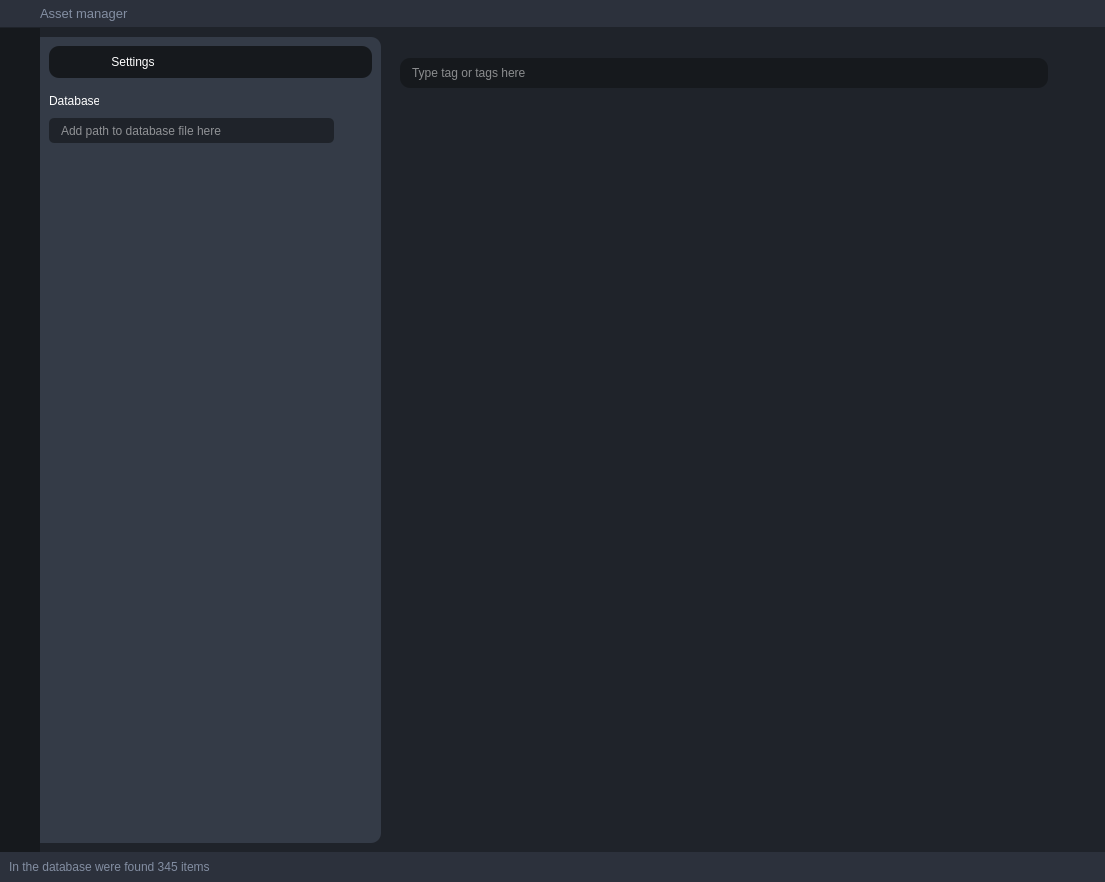
Before: the Qt Designer form UI/Ui_MainWindow.ui in andreikin/asset_browser, drawn with Qt 5.
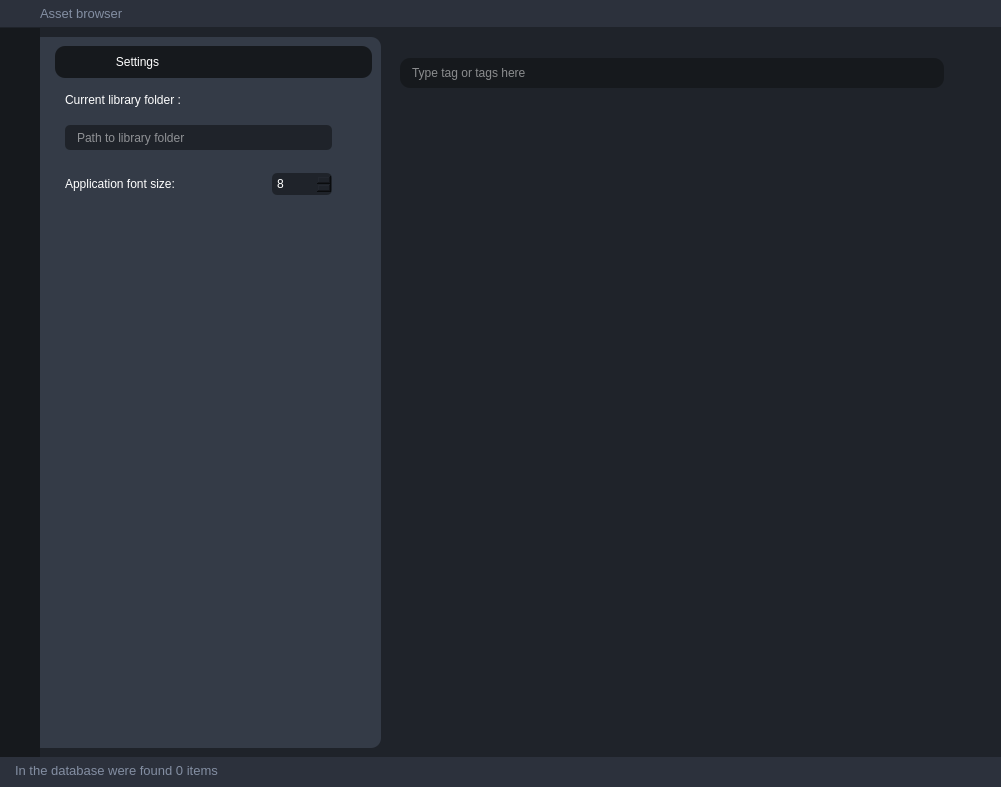
After: the same form once the commit is applied. The open tabs and pages were chosen to show the change. Icons and pictures are not drawn.

```diff
--- a/UI/Ui_MainWindow.ui
+++ b/UI/Ui_MainWindow.ui
@@ -6,8 +6,8 @@
    <rect>
     <x>0</x>
     <y>0</y>
-    <width>1105</width>
-    <height>882</height>
+    <width>1001</width>
+    <height>787</height>
    </rect>
   </property>
   <property name="windowTitle">
@@ -39,12 +39,27 @@
 	color: #fff;
 }
 
+#db_path_button:hover, #new_lib_button:hover, #add_asset_button:hover, #erase_button:hover {
+	border-left: 4px solid #343b47;
+}
+
+#expand_button:hover, #info_button:hover, #settings_button:hover, #tree_button:hover, #callaps_btn_a:hover, #callaps_btn_b:hover, #callaps_btn_c:hover, #callaps_btn_d:hover{
+	border-left: 4px solid #16191d;
+}
+
 QLineEdit, QTextEdit, #tree_body, #galery_list_frame, #scens_list_frame  {
-padding: 0 10px;
-background-color:#1f232a;
-border-radius: 5px;
+	padding: 0 10px;
+	background-color:#1f232a;
+	border-radius: 5px;
 }
- 
+
+#font_spinBox{
+	border-radius: 5px;
+	padding-right: 15px;
+	background-color: #1f232a;
+    padding: 3px 3px;
+	width: 70px;
+}
 #centralwidget{
 	background-color: #1f232a;
 }
@@ -60,7 +75,7 @@
 #header_widget, #footer_widget{
 	background-color:#2c313c;
 }
-#drop_frame {
+#drop_frame, #description_textEdit2 {
 	background-color:#343b47;
 	border-top-right-radius: 10px;
 	border-bottom-right-radius: 10px;
@@ -69,17 +84,9 @@
 	background-color:#16191d;
 	border-radius: 10px;
 }
-#add_asset_button, #erase_button{
-	background-color:#2c313c;
-	border: none;
-	border-radius: 6px;
-	min-height: 30px;
-}
 #status_label, #window_label, #help_text_label{
-color: #838ea2;
+	color: #838ea2;
 }
-
-
 QScrollBar:vertical {
  	border: none;
     width: 8px;
@@ -129,7 +136,7 @@
 
 </string>
    </property>
-   <layout class="QVBoxLayout" name="verticalLayout_15">
+   <layout class="QVBoxLayout" name="main_layout">
     <property name="spacing">
      <number>0</number>
     </property>
@@ -230,7 +237,7 @@
              </font>
             </property>
             <property name="text">
-             <string>Asset manager</string>
+             <string>Asset browser</string>
             </property>
            </widget>
           </item>
@@ -542,6 +549,9 @@
              <enum>QFrame::Raised</enum>
             </property>
             <layout class="QVBoxLayout" name="verticalLayout_5">
+             <property name="leftMargin">
+              <number>15</number>
+             </property>
              <item>
               <widget class="QStackedWidget" name="drop_stackedWidget">
                <property name="currentIndex">
@@ -619,13 +629,13 @@
                      <rect>
                       <x>0</x>
                       <y>0</y>
-                      <width>323</width>
-                      <height>718</height>
+                      <width>317</width>
+                      <height>623</height>
                      </rect>
                     </property>
                     <layout class="QVBoxLayout" name="verticalLayout">
                      <property name="spacing">
-                      <number>0</number>
+                      <number>5</number>
                      </property>
                      <property name="leftMargin">
                       <number>0</number>
@@ -664,7 +674,7 @@
                          <widget class="QLabel" name="name_label">
                           <property name="minimumSize">
                            <size>
-                            <width>70</width>
+                            <width>80</width>
                             <height>0</height>
                            </size>
                           </property>
@@ -729,7 +739,7 @@
                          <widget class="QLabel" name="path_label">
                           <property name="minimumSize">
                            <size>
-                            <width>70</width>
+                            <width>80</width>
                             <height>0</height>
                            </size>
                           </property>
@@ -805,7 +815,7 @@
                          <widget class="QLabel" name="tag_label">
                           <property name="minimumSize">
                            <size>
-                            <width>70</width>
+                            <width>80</width>
                             <height>0</height>
                            </size>
                           </property>
@@ -864,7 +874,7 @@
                          <widget class="QLabel" name="image_label">
                           <property name="minimumSize">
                            <size>
-                            <width>70</width>
+                            <width>80</width>
                             <height>0</height>
                            </size>
                           </property>
@@ -984,6 +994,9 @@
                             <height>180</height>
                            </size>
                           </property>
+                          <property name="acceptRichText">
+                           <bool>false</bool>
+                          </property>
                           <property name="placeholderText">
                            <string/>
                           </property>
@@ -1286,7 +1299,7 @@
                       <property name="minimumSize">
                        <size>
                         <width>0</width>
-                        <height>30</height>
+                        <height>0</height>
                        </size>
                       </property>
                       <property name="text">
@@ -1339,7 +1352,7 @@
                    </property>
                    <layout class="QHBoxLayout" name="horizontalLayout_15">
                     <item>
-                     <widget class="QLabel" name="label_5">
+                     <widget class="QLabel" name="lib_tree_label">
                       <property name="text">
                        <string>Library tree</string>
                       </property>
@@ -1499,7 +1512,7 @@
                    </property>
                    <layout class="QHBoxLayout" name="horizontalLayout_7">
                     <item>
-                     <widget class="QLabel" name="label_3">
+                     <widget class="QLabel" name="settings_label">
                       <property name="text">
                        <string>Settings</string>
                       </property>
@@ -1532,13 +1545,13 @@
                   <widget class="QWidget" name="Settingf_widget" native="true">
                    <layout class="QVBoxLayout" name="verticalLayout_13">
                     <property name="spacing">
-                     <number>10</number>
+                     <number>9</number>
                     </property>
                     <property name="leftMargin">
-                     <number>0</number>
+                     <number>10</number>
                     </property>
                     <property name="topMargin">
-                     <number>10</number>
+                     <number>9</number>
                     </property>
                     <property name="rightMargin">
                      <number>0</number>
@@ -1556,12 +1569,12 @@
                       </property>
                       <property name="maximumSize">
                        <size>
-                        <width>50</width>
+                        <width>150</width>
                         <height>16777215</height>
                        </size>
                       </property>
                       <property name="text">
-                       <string>Database:</string>
+                       <string>Сurrent library folder :</string>
                       </property>
                      </widget>
                     </item>
@@ -1586,6 +1599,33 @@
                        <property name="bottomMargin">
                         <number>0</number>
                        </property>
+                      </layout>
+                     </widget>
+                    </item>
+                    <item>
+                     <widget class="QWidget" name="widget_2" native="true">
+                      <property name="minimumSize">
+                       <size>
+                        <width>0</width>
+                        <height>0</height>
+                       </size>
+                      </property>
+                      <layout class="QHBoxLayout" name="horizontalLayout_18">
+                       <property name="spacing">
+                        <number>0</number>
+                       </property>
+                       <property name="leftMargin">
+                        <number>0</number>
+                       </property>
+                       <property name="topMargin">
+                        <number>0</number>
+                       </property>
+                       <property name="rightMargin">
+                        <number>0</number>
+                       </property>
+                       <property name="bottomMargin">
+                        <number>0</number>
+                       </property>
                        <item>
                         <widget class="QLineEdit" name="db_path_lineEdit">
                          <property name="minimumSize">
@@ -1601,15 +1641,27 @@
                           </size>
                          </property>
                          <property name="placeholderText">
-                          <string>Add path to database file here</string>
+                          <string>Path to library folder</string>
                          </property>
                          <property name="clearButtonEnabled">
                           <bool>true</bool>
                          </property>
                         </widget>
                        </item>
-                       <item>
+                       <item alignment="Qt::AlignRight">
                         <widget class="QPushButton" name="db_path_button">
+                         <property name="minimumSize">
+                          <size>
+                           <width>40</width>
+                           <height>0</height>
+                          </size>
+                         </property>
+                         <property name="maximumSize">
+                          <size>
+                           <width>30</width>
+                           <height>24</height>
+                          </size>
+                         </property>
                          <property name="text">
                           <string/>
                          </property>
@@ -1628,6 +1680,53 @@
                       </layout>
                      </widget>
                     </item>
+                    <item>
+                     <widget class="QWidget" name="widget_3" native="true">
+                      <property name="minimumSize">
+                       <size>
+                        <width>0</width>
+                        <height>50</height>
+                       </size>
+                      </property>
+                      <layout class="QHBoxLayout" name="horizontalLayout_17">
+                       <property name="leftMargin">
+                        <number>0</number>
+                       </property>
+                       <property name="rightMargin">
+                        <number>40</number>
+                       </property>
+                       <item alignment="Qt::AlignLeft">
+                        <widget class="QLabel" name="label">
+                         <property name="minimumSize">
+                          <size>
+                           <width>150</width>
+                           <height>0</height>
+                          </size>
+                         </property>
+                         <property name="text">
+                          <string>Application font size:</string>
+                         </property>
+                        </widget>
+                       </item>
+                       <item>
+                        <widget class="QSpinBox" name="font_spinBox">
+                         <property name="maximumSize">
+                          <size>
+                           <width>60</width>
+                           <height>16777215</height>
+                          </size>
+                         </property>
+                         <property name="minimum">
+                          <number>8</number>
+                         </property>
+                         <property name="maximum">
+                          <number>11</number>
+                         </property>
+                        </widget>
+                       </item>
+                      </layout>
+                     </widget>
+                    </item>
                     <item>
                      <spacer name="verticalSpacer_3">
                       <property name="orientation">
@@ -1648,6 +1747,9 @@
                </widget>
                <widget class="QWidget" name="page_4">
                 <layout class="QVBoxLayout" name="verticalLayout_8">
+                 <property name="spacing">
+                  <number>0</number>
+                 </property>
                  <property name="leftMargin">
                   <number>0</number>
                  </property>
@@ -1676,7 +1778,7 @@
                    </property>
                    <layout class="QHBoxLayout" name="horizontalLayout_8">
                     <item>
-                     <widget class="QLabel" name="label_4">
+                     <widget class="QLabel" name="asset_overview_label">
                       <property name="text">
                        <string>Asset overview</string>
                       </property>
@@ -1706,31 +1808,72 @@
                   </widget>
                  </item>
                  <item>
-                  <widget class="QLabel" name="help_text_label">
-                   <property name="minimumSize">
-                    <size>
-                     <width>0</width>
-                     <height>50</height>
-                    </size>
+                  <widget class="QScrollArea" name="scrollArea">
+                   <property name="horizontalScrollBarPolicy">
+                    <enum>Qt::ScrollBarAlwaysOff</enum>
                    </property>
-                   <property name="text">
-                    <string>   The current asset is missing</string>
+                   <property name="widgetResizable">
+                    <bool>true</bool>
                    </property>
+                   <widget class="QWidget" name="scrollAreaWidgetContents_2">
+                    <property name="geometry">
+                     <rect>
+                      <x>0</x>
+                      <y>0</y>
+                      <width>317</width>
+                      <height>648</height>
+                     </rect>
+                    </property>
+                    <layout class="QVBoxLayout" name="gallery_VLayout">
+                     <property name="spacing">
+                      <number>12</number>
+                     </property>
+                     <property name="leftMargin">
+                      <number>0</number>
+                     </property>
+                     <property name="rightMargin">
+                      <number>0</number>
+                     </property>
+                     <item>
+                      <widget class="QTextEdit" name="description_textEdit2">
+                       <property name="maximumSize">
+                        <size>
+                         <width>16777215</width>
+                         <height>60</height>
+                        </size>
+                       </property>
+                       <property name="html">
+                        <string>&lt;!DOCTYPE HTML PUBLIC &quot;-//W3C//DTD HTML 4.0//EN&quot; &quot;http://www.w3.org/TR/REC-html40/strict.dtd&quot;&gt;
+&lt;html&gt;&lt;head&gt;&lt;meta name=&quot;qrichtext&quot; content=&quot;1&quot; /&gt;&lt;style type=&quot;text/css&quot;&gt;
+p, li { white-space: pre-wrap; }
+&lt;/style&gt;&lt;/head&gt;&lt;body style=&quot; font-family:'MS Shell Dlg 2'; font-size:8.25pt; font-weight:400; font-style:normal;&quot;&gt;
+&lt;p style=&quot;-qt-paragraph-type:empty; margin-top:0px; margin-bottom:0px; margin-left:0px; margin-right:0px; -qt-block-indent:0; text-indent:0px;&quot;&gt;&lt;br /&gt;&lt;/p&gt;&lt;/body&gt;&lt;/html&gt;</string>
+                       </property>
+                       <property name="acceptRichText">
+                        <bool>false</bool>
+                       </property>
+                       <property name="textInteractionFlags">
+                        <set>Qt::NoTextInteraction</set>
+                       </property>
+                      </widget>
+                     </item>
+                     <item>
+                      <spacer name="verticalSpacer_4">
+                       <property name="orientation">
+                        <enum>Qt::Vertical</enum>
+                       </property>
+                       <property name="sizeHint" stdset="0">
+                        <size>
+                         <width>20</width>
+                         <height>40</height>
+                        </size>
+                       </property>
+                      </spacer>
+                     </item>
+                    </layout>
+                   </widget>
                   </widget>
                  </item>
-                 <item>
-                  <spacer name="verticalSpacer_4">
-                   <property name="orientation">
-                    <enum>Qt::Vertical</enum>
-                   </property>
-                   <property name="sizeHint" stdset="0">
-                    <size>
-                     <width>20</width>
-                     <height>40</height>
-                    </size>
-                   </property>
-                  </spacer>
-                 </item>
                 </layout>
                </widget>
               </widget>
@@ -1920,11 +2063,31 @@
         <height>30</height>
        </size>
       </property>
-      <layout class="QVBoxLayout" name="verticalLayout_12">
+      <layout class="QHBoxLayout" name="footer_layout">
+       <property name="spacing">
+        <number>0</number>
+       </property>
+       <property name="leftMargin">
+        <number>15</number>
+       </property>
+       <property name="topMargin">
+        <number>0</number>
+       </property>
+       <property name="rightMargin">
+        <number>0</number>
+       </property>
+       <property name="bottomMargin">
+        <number>3</number>
+       </property>
        <item>
         <widget class="QLabel" name="status_label">
+         <property name="font">
+          <font>
+           <pointsize>10</pointsize>
+          </font>
+         </property>
          <property name="text">
-          <string>In the database were found 345 items </string>
+          <string>In the database were found 0 items </string>
          </property>
         </widget>
        </item>
```
